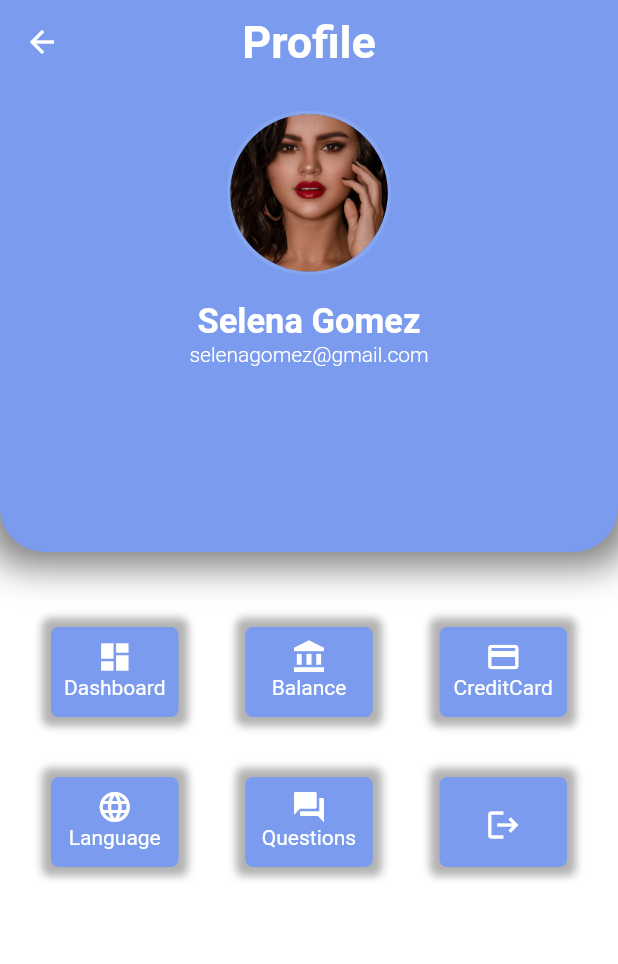
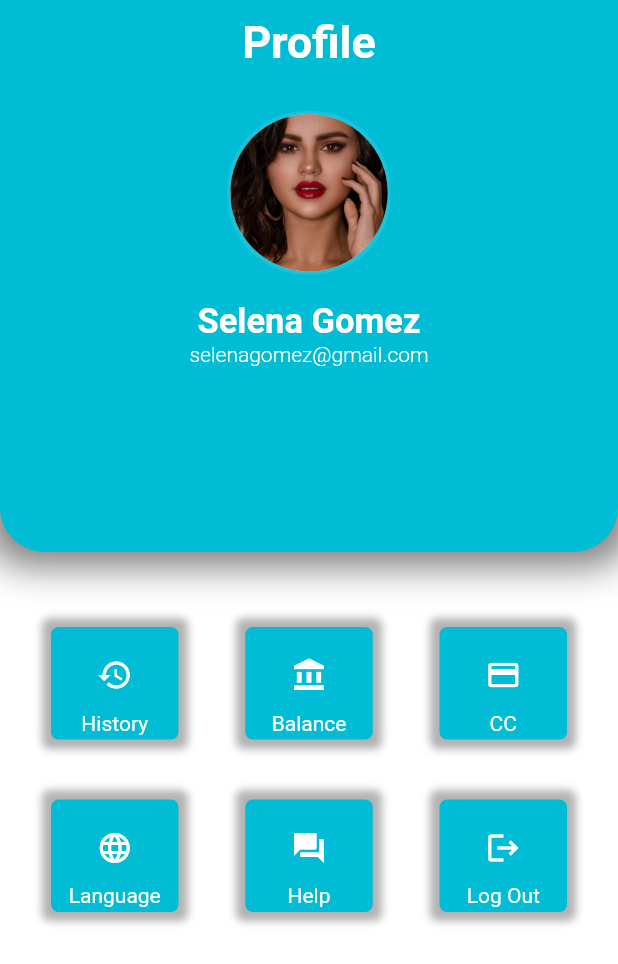
Before and after one commit to AlvynStane/JHA-food, a Flutter app: the Profile screen opened directly, on a phone screen of 412 x 824 dp. Shown: the top 964 px of the screen. Run offline on Flutter 3.47's test engine with Material 2 defaults, Android fonts, the phone set to English and light mode, and no system bars; project files that could hold a hidden picture were left out.

Commit message:
fitur di profil

```diff
--- a/analysis_options.yaml
+++ b/analysis_options.yaml
@@ -24,6 +24,5 @@ linter:
   rules:
     # avoid_print: false  # Uncomment to disable the `avoid_print` rule
     # prefer_single_quotes: true  # Uncomment to enable the `prefer_single_quotes` rule
-
 # Additional information about this file can be found at
 # https://dart.dev/guides/language/analysis-options
--- a/lib/main.dart
+++ b/lib/main.dart
@@ -22,10 +22,12 @@ class MyApp extends StatelessWidget {
         valueListenable: themeNotifier,
         builder: (_, ThemeMode currentMode, __) {
           return MaterialApp(
-            // Remove the debug banner
+            color: const Color(0xFF7A9BEE),
             debugShowCheckedModeBanner: false,
             title: 'JHA FOOD',
-            theme: themeProvider.darkTheme == true ? themeProvider.dark : themeProvider.light,
+            theme: themeProvider.darkTheme == true
+                ? themeProvider.dark
+                : themeProvider.light,
             home: const Login(
               title: 'Login',
             ),
--- a/lib/pages/main_page/menu/check_out.dart
+++ b/lib/pages/main_page/menu/check_out.dart
@@ -17,7 +17,7 @@ class _CheckOutPageState extends State<CheckOutPage> {
   @override
   Widget build(BuildContext context) {
     return Scaffold(
-        backgroundColor: const Color(0xFF7A9BEE),
+        backgroundColor: Colors.cyan,
         appBar: AppBar(
           leading: IconButton(
             onPressed: () {
--- /dev/null
+++ b/lib/pages/main_page/profile/history.dart
@@ -0,0 +1,34 @@
+import 'package:flutter/material.dart';
+import 'package:flutter/src/widgets/framework.dart';
+import 'package:flutter/src/widgets/placeholder.dart';
+import 'package:testing/pages/main_page/profile/profile.dart';
+
+class history extends StatefulWidget {
+  const history({super.key});
+
+  @override
+  State<history> createState() => _historyState();
+}
+
+class _historyState extends State<history> {
+  @override
+  Widget build(BuildContext context) {
+    return Scaffold(
+      appBar: AppBar(
+        title: const Text(
+          'History',
+          style: TextStyle(color: Colors.white),
+        ),
+        centerTitle: true,
+        leading: IconButton(
+          onPressed: () {
+            Navigator.pushReplacement(
+                context, MaterialPageRoute(builder: (context) => Profile()));
+          },
+          icon: const Icon(Icons.arrow_back_ios),
+          color: Colors.white,
+        ),
+      ),
+    );
+  }
+}
--- a/lib/pages/main_page/profile/profile.dart
+++ b/lib/pages/main_page/profile/profile.dart
@@ -1,5 +1,10 @@
 import 'package:flutter/material.dart';
 import 'package:testing/pages/front_page/login/login.dart';
+import 'package:testing/pages/main_page/profile/balance.dart';
+import 'package:testing/pages/main_page/profile/cc.dart';
+import 'package:testing/pages/main_page/profile/history.dart';
+import 'package:testing/pages/main_page/profile/language.dart';
+import 'package:testing/pages/main_page/profile/questions.dart';
 
 class Profile extends StatefulWidget {
   const Profile({super.key});
@@ -23,7 +28,7 @@ class _ProfileState extends State<Profile> with SingleTickerProviderStateMixin {
               color: Colors.white, fontSize: 30, fontWeight: FontWeight.bold),
         ),
         elevation: 0,
-        backgroundColor: const Color(0xFF7A9BEE),
+        backgroundColor: Colors.cyan,
       ),
       body: Container(
         color: Colors.white,
@@ -41,7 +46,7 @@ class _ProfileState extends State<Profile> with SingleTickerProviderStateMixin {
                       spreadRadius: 10,
                     )
                   ],
-                  color: const Color(0xFF7A9BEE),
+                  color: Colors.cyan,
                   borderRadius: const BorderRadius.only(
                     bottomRight: Radius.circular(30),
                     bottomLeft: Radius.circular(30),
@@ -55,7 +60,7 @@ class _ProfileState extends State<Profile> with SingleTickerProviderStateMixin {
                         height: 105,
                         width: 105,
                         decoration: BoxDecoration(
-                            color: const Color(0xFF7A9BEE),
+                            color: Colors.cyan,
                             borderRadius: BorderRadius.circular(52.5),
                             boxShadow: const [
                               BoxShadow(
@@ -98,10 +103,10 @@ class _ProfileState extends State<Profile> with SingleTickerProviderStateMixin {
                       mainAxisAlignment: MainAxisAlignment.spaceBetween,
                       children: <Widget>[
                         Container(
-                          height: 60,
+                            height: 75,
                             width: 85,
                             decoration: BoxDecoration(
-                              color: const Color(0xFF7A9BEE),
+                                color: Colors.cyan,
                                 borderRadius: BorderRadius.circular(5),
                                 boxShadow: [
                                   BoxShadow(
@@ -112,24 +117,29 @@ class _ProfileState extends State<Profile> with SingleTickerProviderStateMixin {
                             child: Padding(
                               padding: const EdgeInsets.all(8.0),
                               child: Column(
-                              children: const <Widget>[
-                                Icon(
-                                  Icons.dashboard,
-                                  color: Colors.white,
+                                children: <Widget>[
+                                  IconButton(
+                                    icon: const Icon(Icons.history,
+                                        color: Colors.white),
+                                    onPressed: () {
+                                      Navigator.pushReplacement(
+                                          context,
+                                          MaterialPageRoute(
+                                              builder: (context) => history()));
+                                    },
                                   ),
                                   Text(
-                                  'Dashboard',
+                                    'History',
                                     style: TextStyle(color: Colors.white),
                                   )
                                 ],
                               ),
-                          ),
-                        ),
+                            )),
                         Container(
-                          height: 60,
+                            height: 75,
                             width: 85,
                             decoration: BoxDecoration(
-                              color: const Color(0xFF7A9BEE),
+                                color: Colors.cyan,
                                 borderRadius: BorderRadius.circular(5),
                                 boxShadow: [
                                   BoxShadow(
@@ -140,22 +150,29 @@ class _ProfileState extends State<Profile> with SingleTickerProviderStateMixin {
                             child: Padding(
                               padding: const EdgeInsets.all(8.0),
                               child: Column(
-                              children: const <Widget>[
-                                Icon(Icons.account_balance,
+                                children: <Widget>[
+                                  IconButton(
+                                    icon: const Icon(Icons.account_balance,
                                         color: Colors.white),
+                                    onPressed: () {
+                                      Navigator.pushReplacement(
+                                          context,
+                                          MaterialPageRoute(
+                                              builder: (context) => balance()));
+                                    },
+                                  ),
                                   Text(
                                     'Balance',
                                     style: TextStyle(color: Colors.white),
                                   )
                                 ],
                               ),
-                          ),
-                        ),
+                            )),
                         Container(
-                          height: 60,
+                          height: 75,
                           width: 85,
                           decoration: BoxDecoration(
-                              color: const Color(0xFF7A9BEE),
+                              color: Colors.cyan,
                               borderRadius: BorderRadius.circular(5),
                               boxShadow: [
                                 BoxShadow(
@@ -166,13 +183,19 @@ class _ProfileState extends State<Profile> with SingleTickerProviderStateMixin {
                           child: Padding(
                             padding: const EdgeInsets.all(8.0),
                             child: Column(
-                              children: const <Widget>[
-                                Icon(
-                                  Icons.credit_card,
-                                  color: Colors.white,
+                              children: <Widget>[
+                                IconButton(
+                                  icon: const Icon(Icons.credit_card,
+                                      color: Colors.white),
+                                  onPressed: () {
+                                    Navigator.pushReplacement(
+                                        context,
+                                        MaterialPageRoute(
+                                            builder: (context) => cc()));
+                                  },
                                 ),
                                 Text(
-                                  'CreditCard',
+                                  'CC',
                                   style: TextStyle(color: Colors.white),
                                 )
                               ],
@@ -188,24 +211,32 @@ class _ProfileState extends State<Profile> with SingleTickerProviderStateMixin {
                       mainAxisAlignment: MainAxisAlignment.spaceBetween,
                       children: <Widget>[
                         Container(
-                          height: 60,
+                          height: 75,
                           width: 85,
                           decoration: BoxDecoration(
-                              color: const Color(0xFF7A9BEE),
+                            color: Colors.cyan,
                             borderRadius: BorderRadius.circular(5),
                             boxShadow: [
                               BoxShadow(
                                   color: Colors.black.withOpacity(0.3),
                                   spreadRadius: 6,
                                   blurRadius: 4)
-                              ]),
+                            ],
+                          ),
                           child: Padding(
                             padding: const EdgeInsets.all(8.0),
                             child: Column(
-                              children: const <Widget>[
-                                Icon(
-                                  Icons.language,
-                                  color: Colors.white,
+                              children: <Widget>[
+                                IconButton(
+                                  icon: const Icon(Icons.language,
+                                      color: Colors.white),
+                                  onPressed: () {
+                                    Navigator.pushReplacement(
+                                        context,
+                                        MaterialPageRoute(
+                                            builder: (context) =>
+                                                const Language()));
+                                  },
                                 ),
                                 Text(
                                   'Language',
@@ -216,38 +247,10 @@ class _ProfileState extends State<Profile> with SingleTickerProviderStateMixin {
                           ),
                         ),
                         Container(
-                          height: 60,
+                          height: 75,
                           width: 85,
                           decoration: BoxDecoration(
-                              color: const Color(0xFF7A9BEE),
-                              borderRadius: BorderRadius.circular(5),
-                              boxShadow: [
-                                BoxShadow(
-                                    color: Colors.black.withOpacity(0.3),
-                                    spreadRadius: 6,
-                                    blurRadius: 4)
-                              ]),
-                          child: Padding(
-                            padding: const EdgeInsets.all(8.0),
-                            child: Column(
-                              children: const <Widget>[
-                                Icon(
-                                  Icons.question_answer,
-                                  color: Colors.white,
-                                ),
-                                Text(
-                                  'Questions',
-                                  style: TextStyle(color: Colors.white),
-                                )
-                              ],
-                            ),
-                          ),
-                        ),
-                        Container(
-                          height: 60,
-                          width: 85,
-                          decoration: BoxDecoration(
-                              color: const Color(0xFF7A9BEE),
+                              color: Colors.cyan,
                               borderRadius: BorderRadius.circular(5),
                               boxShadow: [
                                 BoxShadow(
@@ -260,7 +263,43 @@ class _ProfileState extends State<Profile> with SingleTickerProviderStateMixin {
                             child: Column(
                               children: <Widget>[
                                 IconButton(
-                                  icon: const Icon(Icons.logout, color: Colors.white),
+                                  icon: const Icon(Icons.question_answer,
+                                      color: Colors.white),
+                                  onPressed: () {
+                                    Navigator.pushReplacement(
+                                        context,
+                                        MaterialPageRoute(
+                                            builder: (context) =>
+                                                const questions()));
+                                  },
+                                ),
+                                Text(
+                                  'Help',
+                                  style: TextStyle(color: Colors.white),
+                                )
+                              ],
+                            ),
+                          ),
+                        ),
+                        Container(
+                          height: 75,
+                          width: 85,
+                          decoration: BoxDecoration(
+                              color: Colors.cyan,
+                              borderRadius: BorderRadius.circular(5),
+                              boxShadow: [
+                                BoxShadow(
+                                    color: Colors.black.withOpacity(0.3),
+                                    spreadRadius: 6,
+                                    blurRadius: 4)
+                              ]),
+                          child: Padding(
+                            padding: const EdgeInsets.all(8.0),
+                            child: Column(
+                              children: <Widget>[
+                                IconButton(
+                                  icon: const Icon(Icons.logout,
+                                      color: Colors.white),
                                   onPressed: () {
                                     Navigator.pushReplacement(
                                         context,
@@ -270,6 +309,10 @@ class _ProfileState extends State<Profile> with SingleTickerProviderStateMixin {
                                                 )));
                                   },
                                 ),
+                                Text(
+                                  'Log Out',
+                                  style: TextStyle(color: Colors.white),
+                                )
                               ],
                             ),
                           ),
--- a/lib/providers/dark_theme.dart
+++ b/lib/providers/dark_theme.dart
@@ -2,7 +2,7 @@ import 'package:flutter/material.dart';
 
 class DarkThemeProvider with ChangeNotifier {
   var light =
-      ThemeData(brightness: Brightness.light, primarySwatch: Colors.blue);
+      ThemeData(brightness: Brightness.light, primarySwatch: Colors.cyan);
 
   var dark = ThemeData(
     brightness: Brightness.dark,
```
Also changed, not shown: lib/pages/front_page/login/login.dart (+30 -26 lines), lib/pages/front_page/register/register_news.dart (+43 -24 lines), lib/pages/main_page/menu/cart_page.dart (+7 -5 lines), lib/pages/main_page/menu/details_page.dart (+5 -6 lines), lib/pages/main_page/profile/balance.dart (added, +32 -0 lines), lib/pages/main_page/profile/cc.dart (added, +33 -0 lines), lib/pages/main_page/profile/language.dart (added, +63 -0 lines), lib/pages/main_page/profile/questions.dart (added, +33 -0 lines). Lines whose indentation alone changed are shown as unchanged.
